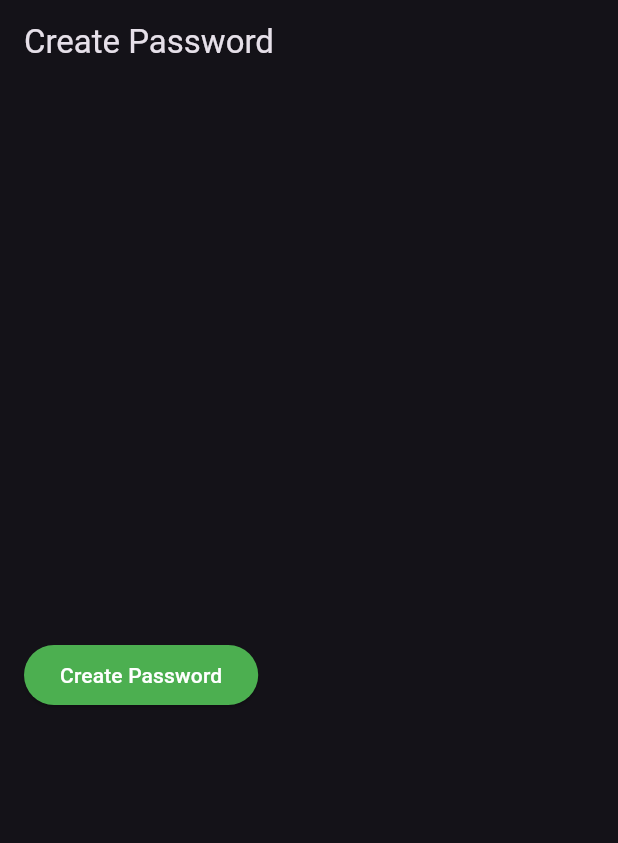
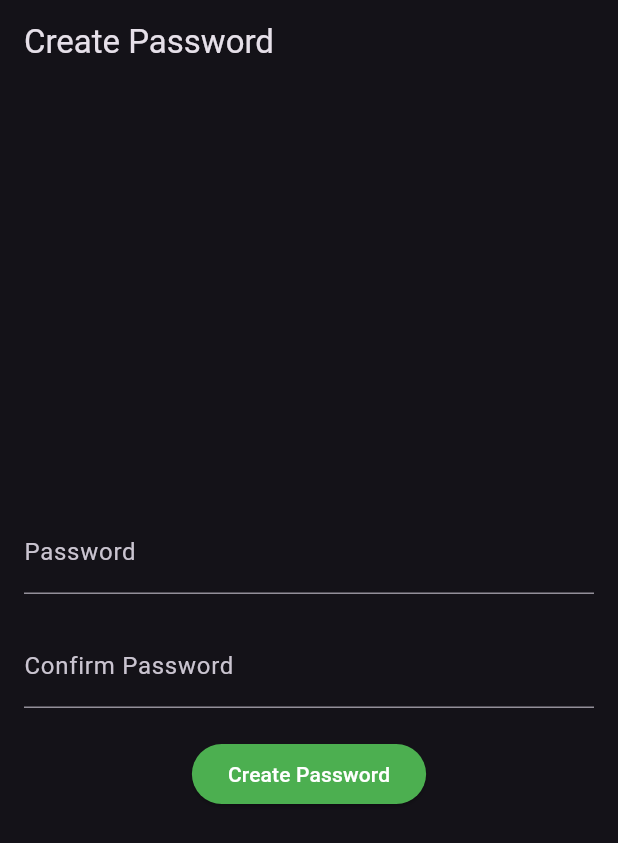
Before and after one commit to sollymate/sollylabs_flutter, a Flutter app: the screen it shows once a user with an empty profile is signed in, on a phone screen of 412 x 824 dp. Shown: the top 843 px of the screen. Run offline on Flutter 3.47's test engine with Material 3 defaults, Android fonts, the phone set to English and light mode, and no system bars; our stand-ins replace firebase_core, flutter_riverpod, image_picker, supabase_flutter; accounts and stored records are empty.

Commit message:
Updated warnings

```diff
--- a/lib/auth/auth_gate.dart
+++ b/lib/auth/auth_gate.dart
@@ -8,7 +8,7 @@ import 'package:sollylabs_flutter/pages/login_page.dart';
 import 'auth_state.dart';
 
 class AuthGate extends ConsumerWidget {
-  AuthGate({Key? key}) : super(key: key); // Remove const
+  AuthGate({super.key}); // Remove const
 
   final _log = Logger('AuthGate');
 
--- a/lib/pages/create_password.dart
+++ b/lib/pages/create_password.dart
@@ -1,16 +1,16 @@
 import 'package:flutter/material.dart';
 import 'package:flutter_riverpod/flutter_riverpod.dart';
 import 'package:sollylabs_flutter/auth/auth_service.dart';
-import 'package:sollylabs_flutter/auth/auth_state.dart'; // Import authStateProvider
+import 'package:sollylabs_flutter/auth/auth_state.dart';
 
 class CreatePasswordPage extends ConsumerStatefulWidget {
-  const CreatePasswordPage({Key? key}) : super(key: key);
+  const CreatePasswordPage({super.key});
 
   @override
-  _CreatePasswordPageState createState() => _CreatePasswordPageState();
+  CreatePasswordPageState createState() => CreatePasswordPageState();
 }
 
-class _CreatePasswordPageState extends ConsumerState<CreatePasswordPage> {
+class CreatePasswordPageState extends ConsumerState<CreatePasswordPage> {
   final _formKey = GlobalKey<FormState>();
   final _passwordController = TextEditingController();
   final _confirmPasswordController = TextEditingController();
@@ -35,7 +35,38 @@ class _CreatePasswordPageState extends ConsumerState<CreatePasswordPage> {
           child: Column(
             mainAxisAlignment: MainAxisAlignment.center,
             children: [
-              // ... (TextFormFields for password and confirm password - no changes)
+              TextFormField(
+                controller: _passwordController,
+                obscureText: true,
+                decoration: const InputDecoration(
+                  labelText: 'Password',
+                  hintText: 'Enter your new password',
+                ),
+                validator: (value) {
+                  if (value == null || value.isEmpty) {
+                    return 'Please enter a password';
+                  }
+                  return null;
+                },
+              ),
+              const SizedBox(height: 20),
+              TextFormField(
+                controller: _confirmPasswordController,
+                obscureText: true,
+                decoration: const InputDecoration(
+                  labelText: 'Confirm Password',
+                  hintText: 'Re-enter your new password',
+                ),
+                validator: (value) {
+                  if (value == null || value.isEmpty) {
+                    return 'Please confirm your password';
+                  }
+                  if (value != _passwordController.text) {
+                    return 'Passwords do not match';
+                  }
+                  return null;
+                },
+              ),
               const SizedBox(height: 20),
               ElevatedButton(
                 onPressed: () async {
@@ -56,9 +87,8 @@ class _CreatePasswordPageState extends ConsumerState<CreatePasswordPage> {
                           content: Text('Password updated successfully!'),
                         ),
                       );
-
-                      // Refresh the auth state and navigate
-                      ref.refresh(authStateProvider);
+                      // Invalidate auth state
+                      ref.invalidate(authStateProvider);
                       navigator.pop();
                     } else {
                       messenger.showSnackBar(
--- a/lib/pages/project_settings.dart
+++ b/lib/pages/project_settings.dart
@@ -68,7 +68,8 @@ class ProjectSettingsPage extends ConsumerWidget {
                                     const SnackBar(content: Text('Role updated successfully')),
                                   );
                                 }
-                                ref.refresh(collaboratorsProvider(projectId));
+                                // ref.refresh(collaboratorsProvider(projectId));
+                                ref.invalidate(collaboratorsProvider(projectId));
                               } catch (e) {
                                 if (context.mounted) {
                                   ScaffoldMessenger.of(context).showSnackBar(
@@ -109,7 +110,8 @@ class ProjectSettingsPage extends ConsumerWidget {
                                 const SnackBar(content: Text('Collaborator removed successfully')),
                               );
                             }
-                            ref.refresh(collaboratorsProvider(projectId));
+                            ref.invalidate(collaboratorsProvider(projectId));
+                            // ref.refresh(collaboratorsProvider(projectId));
                           } catch (e) {
                             if (context.mounted) {
                               ScaffoldMessenger.of(context).showSnackBar(
--- a/lib/pages/update_password.dart
+++ b/lib/pages/update_password.dart
@@ -5,13 +5,13 @@ import 'package:sollylabs_flutter/auth/auth_service.dart';
 import 'reset_password.dart';
 
 class UpdatePasswordPage extends ConsumerStatefulWidget {
-  const UpdatePasswordPage({Key? key}) : super(key: key);
+  const UpdatePasswordPage({super.key});
 
   @override
-  _UpdatePasswordPageState createState() => _UpdatePasswordPageState();
+  UpdatePasswordPageState createState() => UpdatePasswordPageState();
 }
 
-class _UpdatePasswordPageState extends ConsumerState<UpdatePasswordPage> {
+class UpdatePasswordPageState extends ConsumerState<UpdatePasswordPage> {
   final _formKey = GlobalKey<FormState>();
   final _currentPasswordController = TextEditingController(); // Add field for current password
   final _newPasswordController = TextEditingController();
```
Also changed, not shown: lib/pages/otp_page.dart (+4 -3 lines), lib/pages/reset_password.dart (+4 -9 lines), lib/pages/sign_in_form.dart (+1 -6 lines), lib/pages/update_password_after_reset.dart (+5 -4 lines).
